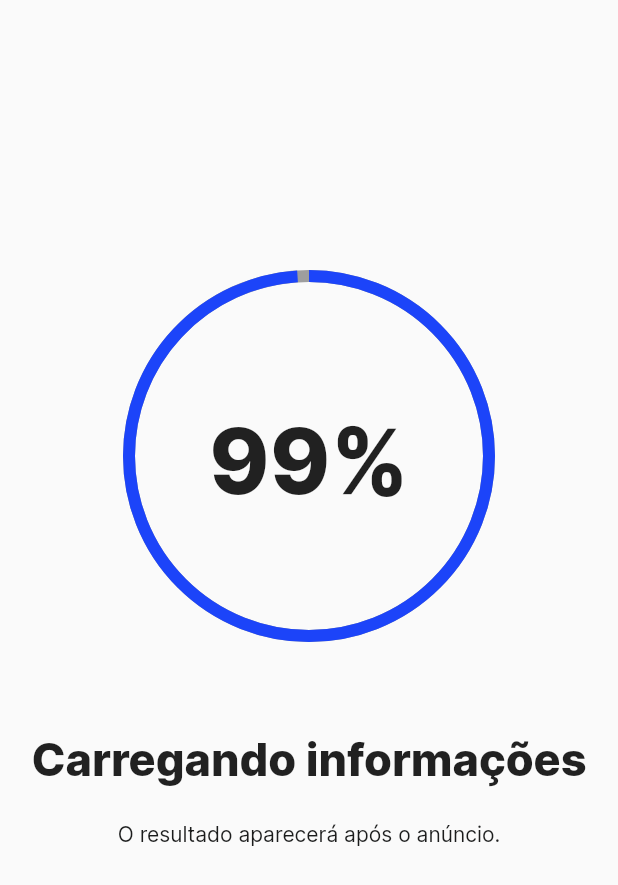
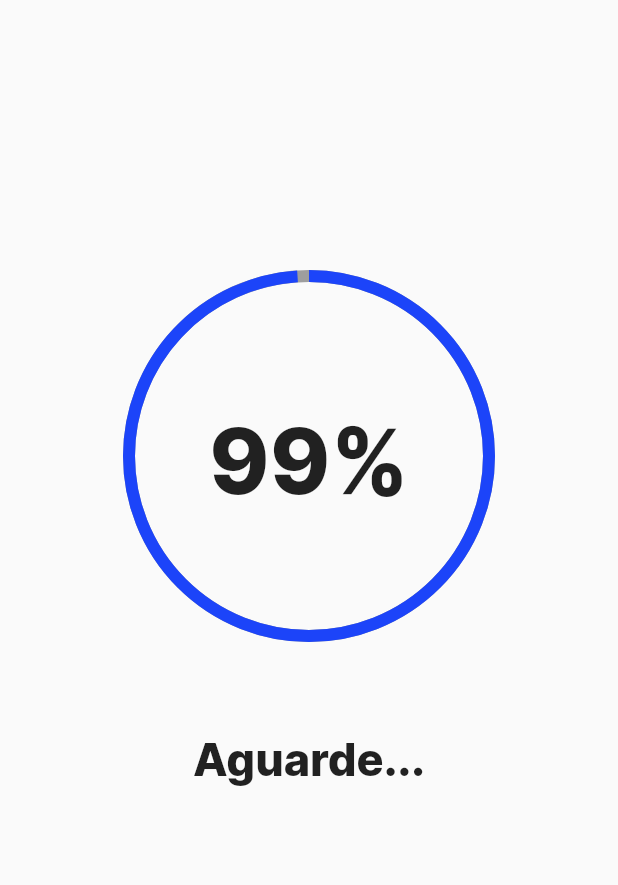
Before and after one commit to pauloricardomsop/imc, a Flutter app: the LoadingTransitionDialog screen opened directly, on a phone screen of 412 x 824 dp. Shown: the top 885 px of the screen. Run offline on Flutter 3.47's test engine with Material 2 defaults, Android fonts, the phone set to English and light mode, and no system bars; our stand-ins replace cached_network_image, firebase_analytics, firebase_core, firebase_crashlytics, firebase_messaging, firebase_remote_config and 10 more; missing offline and left inert: flutter_fgbg, flutter_inappwebview; accounts and stored records are empty; network calls fail.

Commit message:
release v3.0.1

```diff
--- a/lib/app/core/ad/ad_controller.dart
+++ b/lib/app/core/ad/ad_controller.dart
@@ -465,7 +465,7 @@ class AdController {
 
   static void showRewardTransitionAd({Function? onComplete}) async {
     if (rewardedTransitionStream.value != null) {
-      DialogUtils.showTransitionLoadingDialog();
+      DialogUtils.showTransitionLoadingDialog(description: true);
       await Future.delayed(const Duration(seconds: 2));
       rewardedTransitionStream.value!.show(
         onUserEarnedReward: (ad, reward) {
--- a/lib/app/core/dialogs/loading_transition_dialog.dart
+++ b/lib/app/core/dialogs/loading_transition_dialog.dart
@@ -2,7 +2,9 @@ import 'package:flutter/material.dart';
 import 'package:svr/app/core/theme/app_theme.dart';
 
 class LoadingTransitionDialog extends StatefulWidget {
-  const LoadingTransitionDialog({Key? key}) : super(key: key);
+  final bool description;
+
+  const LoadingTransitionDialog({this.description = false, Key? key}) : super(key: key);
 
   @override
   State<LoadingTransitionDialog> createState() => _LoadingTransitionDialogState();
@@ -44,13 +46,15 @@ class _LoadingTransitionDialogState extends State<LoadingTransitionDialog> {
               Positioned(bottom: 480, child: Text('$percent%', style: AppTheme.text.extra.xl6())),
               Positioned(
                 bottom: 300,
-                child: Text(label, style: AppTheme.text.extra.xl3()),
+                child: Text(widget.description ? label : 'Aguarde...',
+                    style: AppTheme.text.extra.xl3()),
               ),
-              Positioned(
-                bottom: 260,
-                child: Text('O resultado aparecerá após o anúncio.',
-                    style: AppTheme.text.normal.sm(const Color(0xFF1B1C1C))),
-              ),
+              if (widget.description)
+                Positioned(
+                  bottom: 260,
+                  child: Text('O resultado aparecerá após o anúncio.',
+                      style: AppTheme.text.normal.sm(const Color(0xFF1B1C1C))),
+                ),
             ],
           ),
         ),
--- a/pubspec.yaml
+++ b/pubspec.yaml
@@ -3,7 +3,7 @@ description: A new Flutter project.
 
 publish_to: 'none'
 
-version: 3.0.0
+version: 3.0.1
 
 environment:
   sdk: '>=2.18.6 <3.0.0'
```
Also changed, not shown: lib/app/core/components/module_page.dart (+3 -5 lines), lib/app/core/utils/dialog_utils.dart (+5 -4 lines), lib/app/modules/como_receber/ui/como_receber_chave_pix_page.dart (+4 -3 lines), 1 other file.
